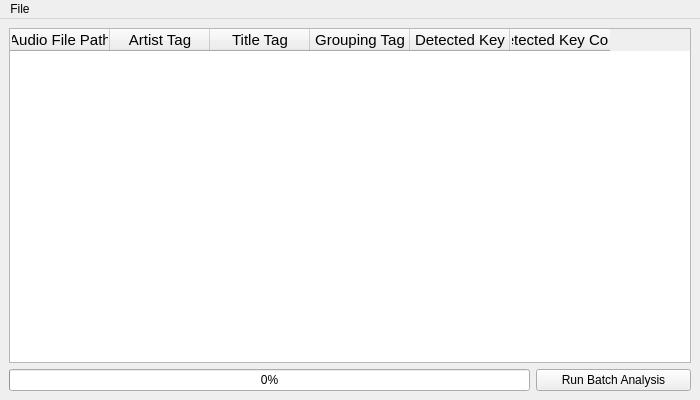
Qt form batchwindow.ui (ibsh/is_KeyFinder) before a commit.
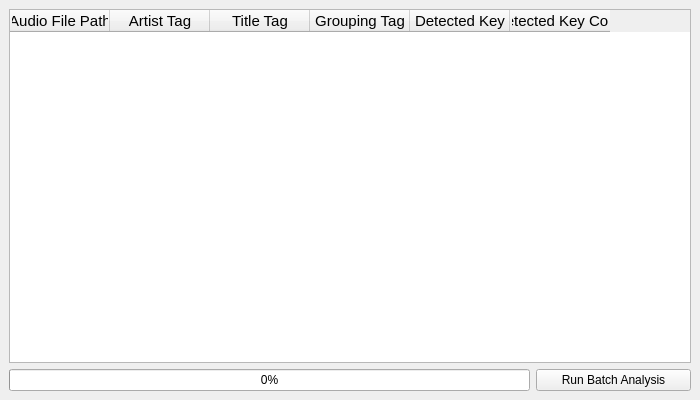
The same form after that commit.

Commit message: Changed main menu policy

```diff
--- a/batchwindow.ui
+++ b/batchwindow.ui
@@ -104,26 +104,6 @@
     </item>
    </layout>
   </widget>
-  <widget class="QMenuBar" name="menubar">
-   <property name="geometry">
-    <rect>
-     <x>0</x>
-     <y>0</y>
-     <width>700</width>
-     <height>22</height>
-    </rect>
-   </property>
-   <widget class="QMenu" name="menuFile">
-    <property name="title">
-     <string>File</string>
-    </property>
-    <addaction name="actionNew_Detail_Keyfinder"/>
-    <addaction name="actionNew_Batch_Keyfinder"/>
-    <addaction name="separator"/>
-    <addaction name="actionClose_Window"/>
-   </widget>
-   <addaction name="menuFile"/>
-  </widget>
   <action name="actionNew_Detail_Keyfinder">
    <property name="text">
     <string>New Detail Window</string>
```
Left out of the diff: 5 changed lines with no effect on the pictures. The commit also changes 76 other files.
